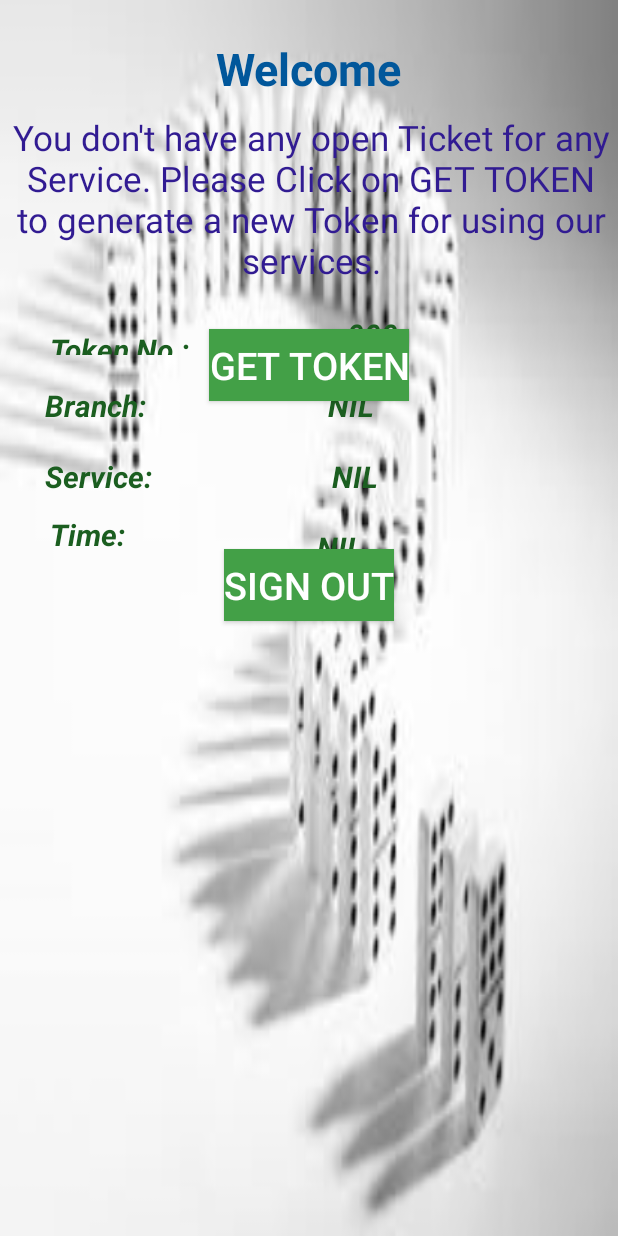
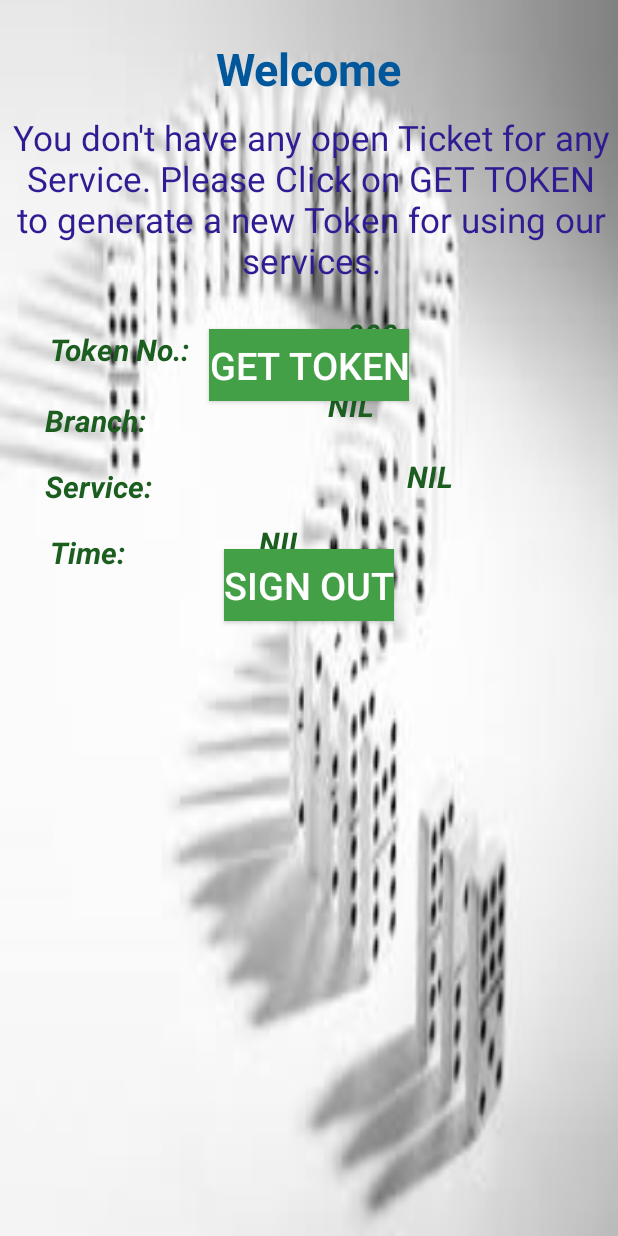
Before and after one commit to allstaralok/BankNoQueue, an Android app: the layout activity_profile.xml on its own in the app's theme, with its tools: preview values and no code run, on a phone screen of 412 x 824 dp. Run offline under Robolectric (Android 15) with nearby library versions, the phone set to English and light mode, and no system bars.

Commit message:
Adding proper time in Reg user

```diff
--- a/app/src/main/java/com/example/alok/banknoqueue/Profile.java
+++ b/app/src/main/java/com/example/alok/banknoqueue/Profile.java
@@ -7,13 +7,9 @@ import android.os.Bundle;
 import android.util.Log;
 import android.view.View;
 import android.widget.Button;
-import android.widget.Spinner;
 import android.widget.TextView;
-import android.widget.Toast;
 
-import com.google.firebase.FirebaseOptions;
 import com.google.firebase.auth.*;
-import com.google.firebase.auth.UserInfo;
 import com.google.firebase.database.DataSnapshot;
 import com.google.firebase.database.DatabaseError;
 import com.google.firebase.database.DatabaseReference;
@@ -100,6 +96,7 @@ public class Profile extends AppCompatActivity {
                     branchName.setText(user.getValue(UserInformation.class).getBranch());
                     tokenNumber.setText(user.getValue(UserInformation.class).getTokenNo());
                     serviceTextView.setText(user.getValue(UserInformation.class).getService());
+                    time.setText(user.getValue(UserInformation.class).getTime());
                     welcome.setText("Your Ticket Details Are as Follows:");
                     update.setVisibility(View.INVISIBLE);
                 }
--- a/app/src/main/res/layout/activity_profile.xml
+++ b/app/src/main/res/layout/activity_profile.xml
@@ -62,13 +62,13 @@
     <TextView
         android:id="@+id/token"
         android:layout_width="wrap_content"
-        android:layout_height="17dp"
+        android:layout_height="wrap_content"
         android:layout_marginLeft="33dp"
         android:layout_marginTop="30dp"
         android:text="Token No.:"
+        android:textColor="#1B5E20"
         android:textSize="20sp"
         android:textStyle="bold|italic"
-        android:textColor="#1B5E20"
         app:layout_constraintLeft_toLeftOf="parent"
         app:layout_constraintTop_toBottomOf="@+id/welcomeMessageTextView" />
 
@@ -92,7 +92,7 @@
     <TextView
         android:id="@+id/branch"
         android:layout_width="wrap_content"
-        android:layout_height="wrap_content"
+        android:layout_height="24dp"
         android:layout_marginLeft="30dp"
         android:layout_marginTop="20dp"
         android:text="Branch:"
@@ -121,7 +121,7 @@
     <TextView
         android:id="@+id/service"
         android:layout_width="wrap_content"
-        android:layout_height="wrap_content"
+        android:layout_height="24dp"
         android:layout_marginLeft="30dp"
         android:layout_marginTop="20dp"
         android:text="Service:"
@@ -132,11 +132,11 @@
         app:layout_constraintTop_toBottomOf="@+id/branch" />
 
     <TextView
-        android:id="@+id/time"
+        android:id="@+id/timeID"
         android:layout_width="wrap_content"
-        android:layout_height="wrap_content"
+        android:layout_height="24dp"
         android:layout_marginLeft="33dp"
-        android:layout_marginTop="11dp"
+        android:layout_marginTop="20dp"
         android:text="Time:"
         android:textSize="20sp"
         android:textStyle="bold|italic"
@@ -145,24 +145,25 @@
         app:layout_constraintTop_toBottomOf="@+id/service" />
 
     <TextView
-        android:id="@+id/textView16"
+        android:id="@+id/time"
         android:layout_width="wrap_content"
         android:layout_height="wrap_content"
+        android:layout_marginLeft="8dp"
+        android:layout_marginRight="50dp"
+        android:layout_marginTop="20dp"
         android:text="NIL"
+        android:textColor="#1B5E20"
         android:textSize="20sp"
         android:textStyle="bold|italic"
-        android:textColor="#1B5E20"
-        android:layout_marginTop="20dp"
-        app:layout_constraintTop_toBottomOf="@+id/serviceTextView"
+        app:layout_constraintHorizontal_bias="0.51"
         app:layout_constraintLeft_toRightOf="@+id/time"
-        android:layout_marginLeft="8dp"
-        android:layout_marginRight="50dp"
-        app:layout_constraintRight_toRightOf="parent" />
+        app:layout_constraintRight_toRightOf="parent"
+        app:layout_constraintTop_toBottomOf="@+id/serviceTextView" />
 
     <TextView
         android:id="@+id/serviceTextView"
         android:layout_width="wrap_content"
-        android:layout_height="wrap_content"
+        android:layout_height="24dp"
         android:layout_marginLeft="8dp"
         android:layout_marginRight="50dp"
         android:text="NIL"
@@ -171,7 +172,7 @@
         android:textColor="#1B5E20"
         app:layout_constraintLeft_toRightOf="@+id/time"
         app:layout_constraintRight_toRightOf="parent"
-        app:layout_constraintHorizontal_bias="0.542"
+        app:layout_constraintHorizontal_bias="0.5"
         android:layout_marginTop="20dp"
         app:layout_constraintTop_toBottomOf="@+id/branchNameTextView" />
 
```
Also changed, not shown: app/src/main/java/com/example/alok/banknoqueue/GenerateTokenForReg.java (+19 -4 lines).
